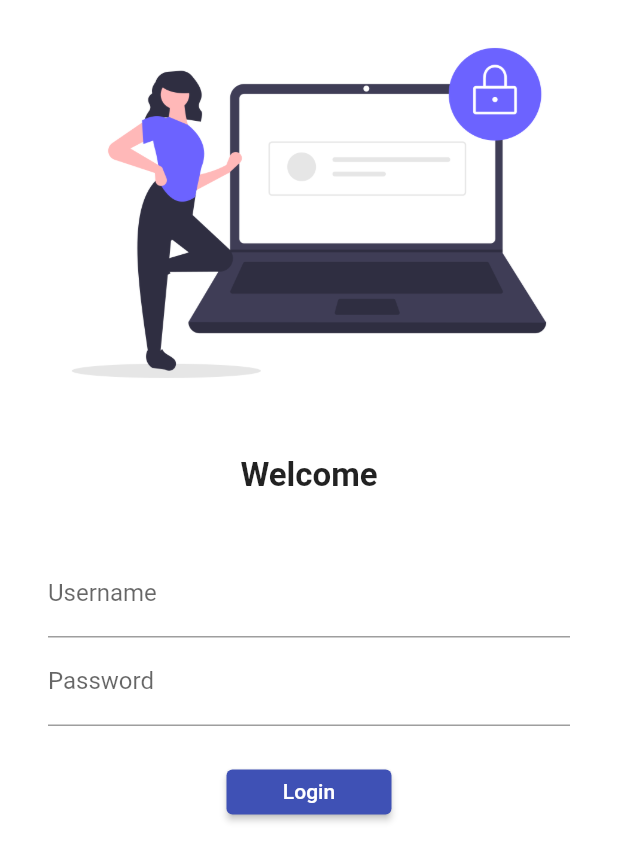
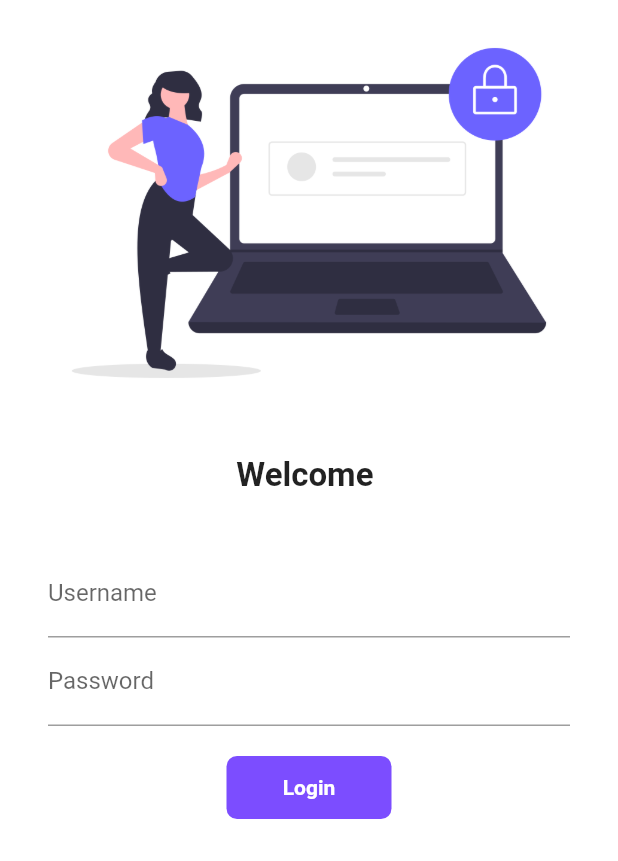
Before and after one commit to nilotpaldas2023/30-days-of-flutter, a Flutter app: the screen it shows after launch, on a phone screen of 412 x 824 dp. Shown: the top 861 px of the screen. Run offline on Flutter 3.47's test engine with Material 2 defaults, Android fonts, the phone set to English and light mode, and no system bars.

Commit message:
Day-6 completed

```diff
--- a/lib/Pages/loginPage.dart
+++ b/lib/Pages/loginPage.dart
@@ -1,8 +1,16 @@
 import 'package:flutter/material.dart';
 import 'package:flutter_application_1/utils/routes.dart';
 
-class LoginPage extends StatelessWidget {
+class LoginPage extends StatefulWidget {
   const LoginPage({super.key});
+
+  @override
+  State<LoginPage> createState() => _LoginPageState();
+}
+
+class _LoginPageState extends State<LoginPage> {
+  String name = "";
+  bool changeButton = false;
 
   @override
   Widget build(BuildContext context) {
@@ -19,7 +27,7 @@ class LoginPage extends StatelessWidget {
                 height: 20,
               ),
               Text(
-                "Welcome",
+                "Welcome $name",
                 style: TextStyle(
                   fontSize: 22,
                   fontWeight: FontWeight.bold,
@@ -38,6 +46,10 @@ class LoginPage extends StatelessWidget {
                         hintText: "Enter Username",
                         labelText: "Username",
                       ),
+                      onChanged: (value) {
+                        name = value;
+                        setState(() {});
+                      },
                     ),
                     TextFormField(
                       obscureText: true,
@@ -49,13 +61,48 @@ class LoginPage extends StatelessWidget {
                     SizedBox(
                       height: 20,
                     ),
-                    ElevatedButton(
+                    InkWell(
+                      onTap: () async {
+                        setState(() {
+                          changeButton = true;
+                        });
+                        await Future.delayed(Duration(milliseconds: 300));
+                        Navigator.pushNamed(context, MyRoutes.homeRoute);
+                      },
+                      child: AnimatedContainer(
+                        duration: Duration(milliseconds: 350),
+                        width: changeButton ? 42 : 110,
+                        height: 42,
+                        alignment: Alignment.center,
+                        child: changeButton
+                            ? Icon(
+                                Icons.done,
+                                color: Colors.white,
+                              )
+                            : Text(
+                                "Login",
+                                style: TextStyle(
+                                    color: Colors.white,
+                                    fontWeight: FontWeight.bold,
+                                    fontSize: 14),
+                              ),
+                        decoration: BoxDecoration(
+                            color: Colors.deepPurpleAccent,
+                            // shape: changeButton
+                            //     ? BoxShape.circle
+                            //     : BoxShape.rectangle,
+                            borderRadius:
+                                BorderRadius.circular(changeButton ? 42 : 7)),
+                      ),
+                    )
+
+                    /* ElevatedButton(
                       onPressed: () {
-                        Navigator.pushNamed(context, MyRoutes.homeRoute);
+
                       },
                       child: Text("Login"),
                       style: TextButton.styleFrom(minimumSize: Size(110, 30)),
-                    )
+                    ) */
                   ],
                 ),
               )
```
